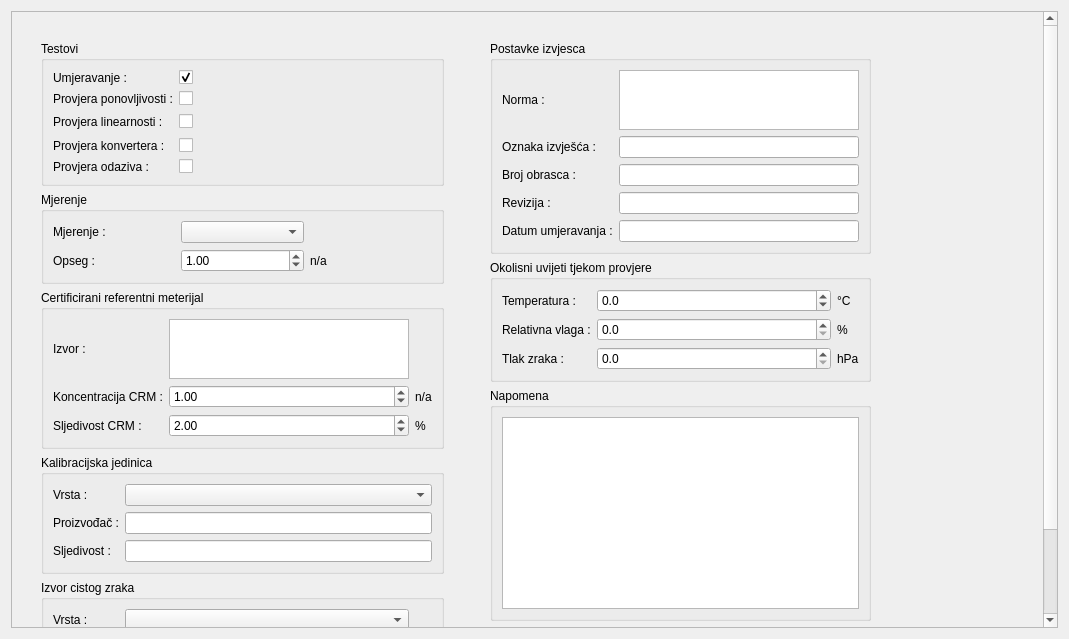
This is app/view/uiFiles/tab_postavke.ui in vmilic/umjeravanje as Qt 5 draws it before an edit. The edited form follows.
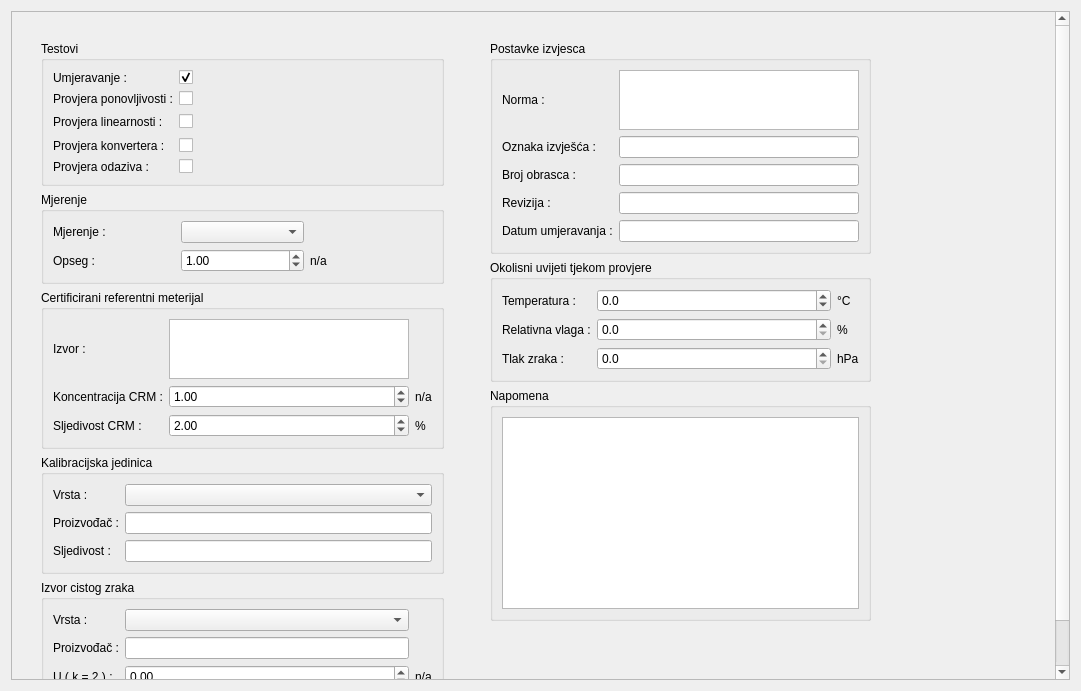
This is the edited form.

```diff
--- a/app/view/uiFiles/tab_postavke.ui
+++ b/app/view/uiFiles/tab_postavke.ui
@@ -6,8 +6,8 @@
    <rect>
     <x>0</x>
     <y>0</y>
-    <width>1069</width>
-    <height>639</height>
+    <width>1081</width>
+    <height>691</height>
    </rect>
   </property>
   <property name="windowTitle">
@@ -24,8 +24,8 @@
        <rect>
         <x>0</x>
         <y>0</y>
-        <width>1032</width>
-        <height>651</height>
+        <width>1061</width>
+        <height>671</height>
        </rect>
       </property>
       <layout class="QHBoxLayout" name="horizontalLayout_4">
```
